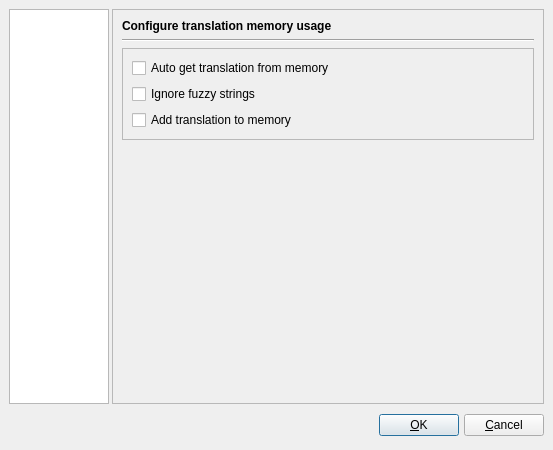
Before: the Qt Designer form pootling/ui/Preference.ui in cc-archive/pootle, drawn with Qt 5.
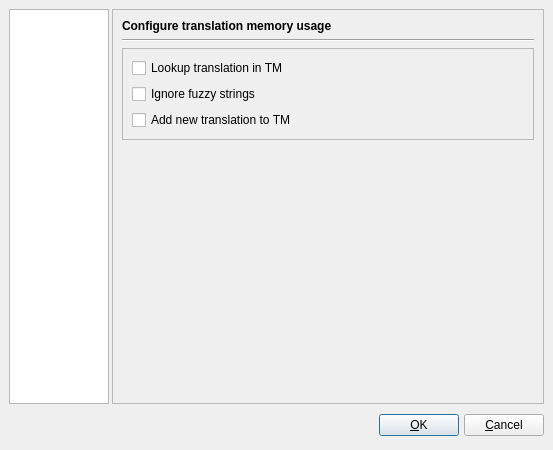
After: the same form once the commit is applied. The open tabs and pages were chosen to show the change.

Commit message: code of remember TM options in preference dialog

Diff of the .ui file:
```diff
--- a/pootling/ui/Preference.ui
+++ b/pootling/ui/Preference.ui
@@ -1048,7 +1048,7 @@
                 </sizepolicy>
                </property>
                <property name="text" >
-                <string>Auto get translation from memory</string>
+                <string>Lookup translation in TM</string>
                </property>
               </widget>
              </item>
@@ -1063,7 +1063,7 @@
                 </sizepolicy>
                </property>
                <property name="text" >
-                <string>Add translation to memory</string>
+                <string>Add new translation to TM</string>
                </property>
               </widget>
              </item>
```
The commit also changes 3 other files.
